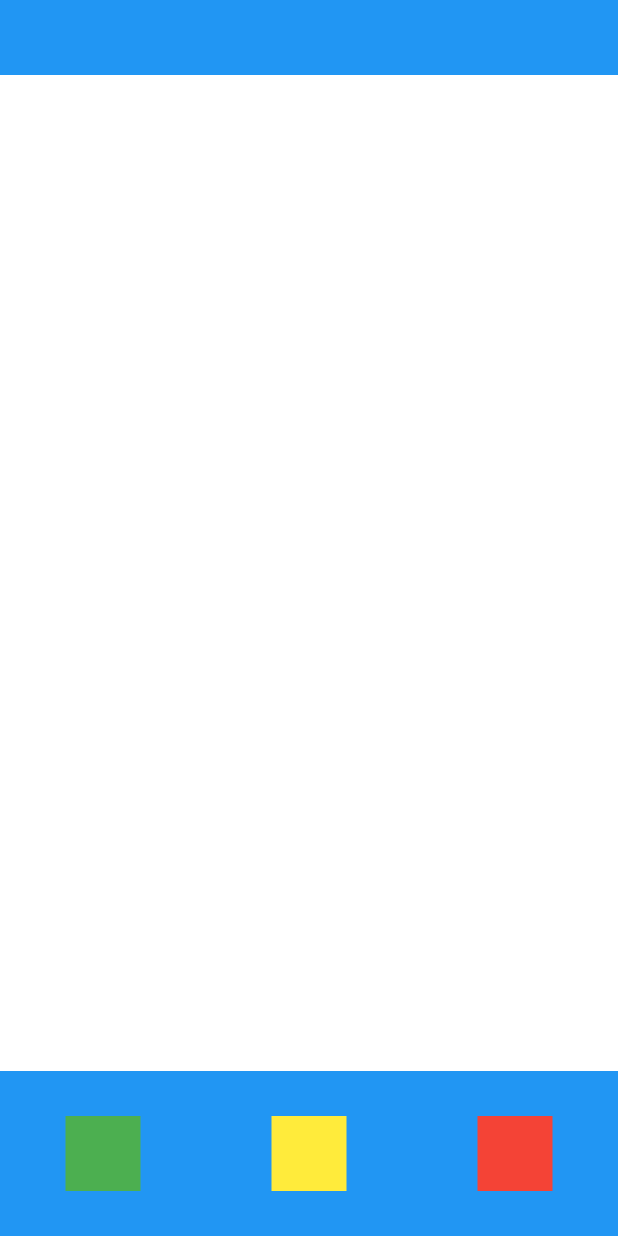
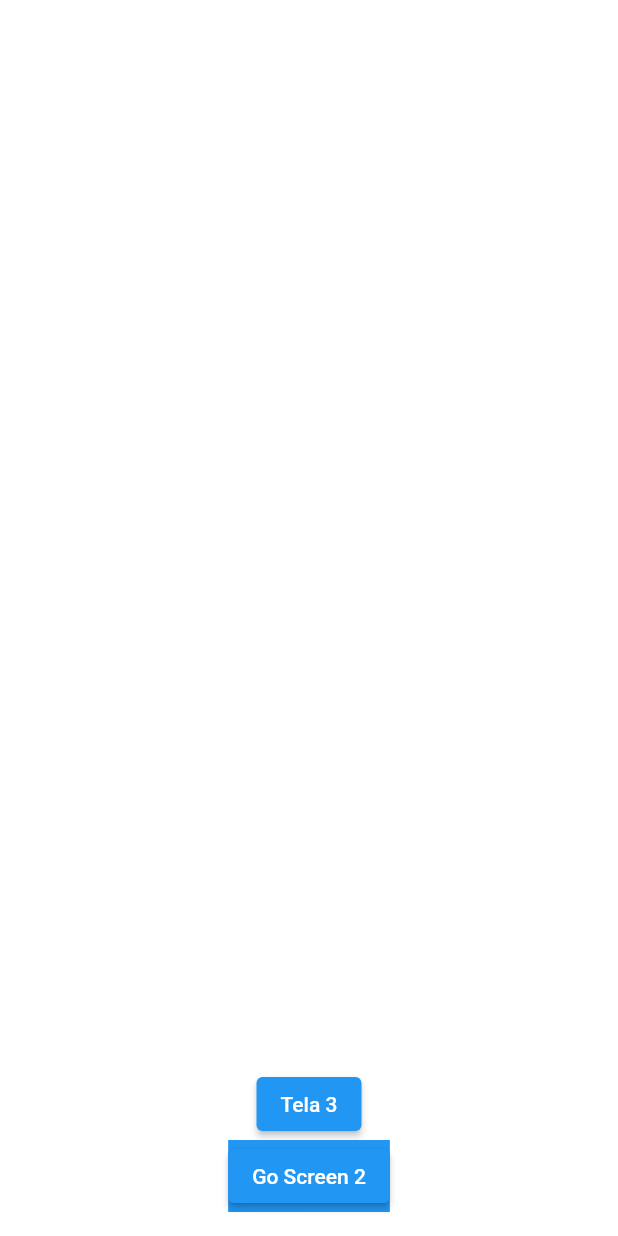
Before and after one commit to franciscoaglima/navegadorscreens, a Flutter app: the screen it shows after launch, on a phone screen of 412 x 824 dp. Run offline on Flutter 3.47's test engine with Material 2 defaults, Android fonts, the phone set to English and light mode, and no system bars.

Commit message:
3o Etapa - Refeito - 2o Tela - NavegadorScreen

```diff
--- a/lib/home_screen.dart
+++ b/lib/home_screen.dart
@@ -1,39 +1,43 @@
+import 'package:flutter/cupertino.dart';
+import 'package:flutter/material.dart';
+import 'package:navegadorscreens/second_screen.dart';
 
-// Exemplos Widget Columns ********************************
-// Main Base
-import 'package:flutter/material.dart';
-
-void main() {
-  runApp(MyApp());
+class HomeScreen extends StatefulWidget {
+  @override
+  _HomeScreenState createState() => _HomeScreenState();
 }
 
-class MyApp extends StatelessWidget {
-  // This widget is the root of your application.
+class _HomeScreenState extends State<HomeScreen> {
+  String texto = "";
+
   @override
   Widget build(BuildContext context) {
-    return MaterialApp(
-      home: Column(
-        crossAxisAlignment: CrossAxisAlignment.center,
-        mainAxisAlignment: MainAxisAlignment.center,
+    return Column(
+      mainAxisAlignment: MainAxisAlignment.end,
     children: [
-          Container(
-            color: Colors.green,
-            height: 200,
-            width: 200,
+      ElevatedButton(
+        onPressed: () async {
+          Navigator.pushNamed(context,"terceiro 3",);
+      },
+      child: Text("Tela 3"),
       ),
     Container(
      color: Colors.blue,
-            height: 150,
-            width: 300,
+      child: ElevatedButton(
+          onPressed: () async {
+            final resultadoPop = await Navigator.push(
+              context,
+               MaterialPageRoute(builder: (context) => SecondScreen("Second Screen")),
+               );
+                setState(() {
+                  texto = resultadoPop;
+                });
+          },
+          child: Text("Go Screen 2"),
           ),
-          Container(
-            color: Colors.white,
-            height: 100,
-            width: 150,
          ),
+         Material(child: Text(texto)),
       ],
-      ),
-
     );
   }
 }
--- a/lib/main.dart
+++ b/lib/main.dart
@@ -2,6 +2,10 @@
 // 3 Campos em Branco - Modelo de Widget Column and Row - ESSSSSE....
 // Contaneir Row Botões coloridos e Contaneir Column 3 Campos em Branco
 import 'package:flutter/material.dart';
+import 'package:navegadorscreens/home_screen.dart';
+import 'package:navegadorscreens/second_screen.dart';
+
+
 
 void main() {
   runApp(MyApp());
@@ -12,75 +16,11 @@ class MyApp extends StatelessWidget {
   @override
   Widget build(BuildContext context) {
     return MaterialApp(
-      home: Column(
-        children: [
-          Container(
-            height: 50,
-            color: Colors.blue,
-            child: Row(
-              mainAxisAlignment: MainAxisAlignment.spaceAround,
-              children: [
-
-
-              ],
-            ),
-          ),
-
-          Expanded(
-            child: Container(
-              margin: EdgeInsets.all(20),
-              child: Column(
-                children: [
-                  Container(
-                    margin: EdgeInsets.only(top: 30),
-                    color: Colors.white,
-                    height: 80,
-                    width: 350,
-                  ),
-                  Container(
-                    margin: EdgeInsets.only(top: 30),
-                    color: Colors.white,
-                    height: 80,
-                    width: 350,
-                  ),
-                  Container(
-                    margin: EdgeInsets.only(top: 30),
-                    color: Colors.white,
-                    height: 80,
-                    width: 350,
-                  ),
-                ],
-              ),
-
-            ),
-          ),
-          Container(
-            height: 110,
-            color: Colors.blue,
-            child: Row(
-              mainAxisAlignment: MainAxisAlignment.spaceAround,
-              children: [
-                Container(
-                  height: 50,
-                    width: 50,
-                  color: Colors.green,
-                ),
-                Container(
-                  height: 50,
-                  width: 50,
-                  color: Colors.yellow,
-                ),
-                Container(
-                  height: 50,
-                  width: 50,
-                  color: Colors.red,
-                ),
-              ],
-            ),
-          ),
-        ],
-      ),
-
+      title: "Home Screen",
+      home: HomeScreen(),
+//      routes: {
+ //       "2o Tela" : (context) => SecondScreen(titulo),
+ //       },
     );
   }
 }
```
Also changed, not shown: lib/second_screen.dart (+25 -3 lines). Lines whose indentation alone changed are shown as unchanged.
